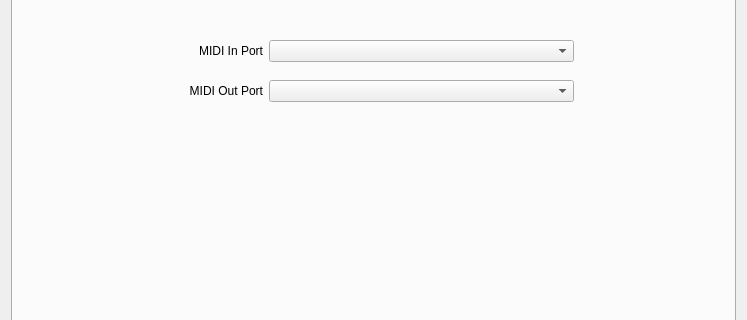
geertdaelemans/CuteCaspar, file CuteCaspar/SettingsDialog.ui: the form before one commit; both pictures show x 0 to 747 and y 98 to 418 of the 747 by 646 pixel window.
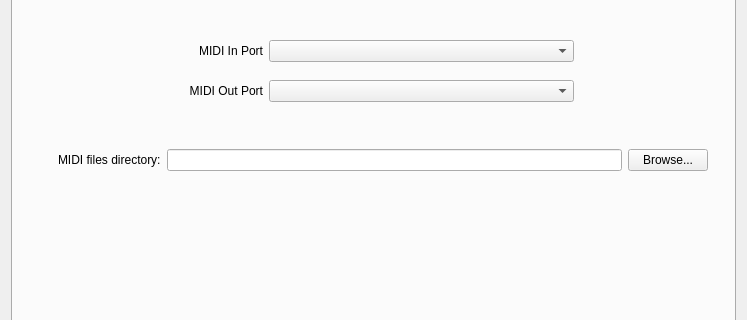
The form after the commit. The open tabs and pages were chosen to show the change. Icons and pictures are not drawn.

Commit message: #32 configure MIDI sidecar storage and refresh clip metadata

```diff
--- a/CuteCaspar/SettingsDialog.ui
+++ b/CuteCaspar/SettingsDialog.ui
@@ -503,6 +503,35 @@
         </item>
        </layout>
       </widget>
+      <widget class="QWidget" name="layoutWidgetMidiDirectory">
+       <property name="geometry">
+        <rect>
+         <x>45</x>
+         <y>205</y>
+         <width>650</width>
+         <height>32</height>
+        </rect>
+       </property>
+       <layout class="QHBoxLayout" name="midiDirectoryLayout">
+        <item>
+         <widget class="QLabel" name="lblMidiDirectory">
+          <property name="text">
+           <string>MIDI files directory:</string>
+          </property>
+         </widget>
+        </item>
+        <item>
+         <widget class="QLineEdit" name="edtMidiDirectory"/>
+        </item>
+        <item>
+         <widget class="QPushButton" name="btnBrowseMidiDirectory">
+          <property name="text">
+           <string>Browse...</string>
+          </property>
+         </widget>
+        </item>
+       </layout>
+      </widget>
      </widget>
     </widget>
    </item>
```
The commit also changes 12 other files.
